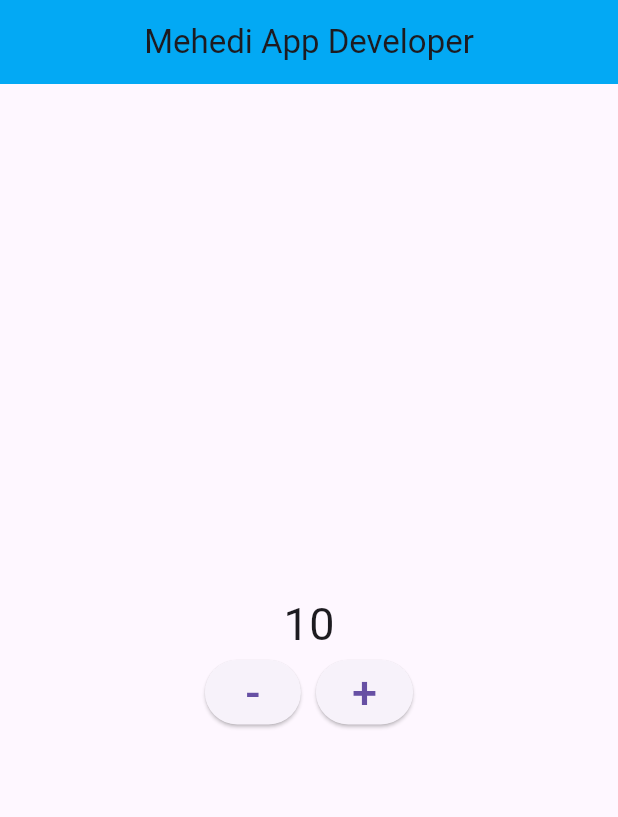
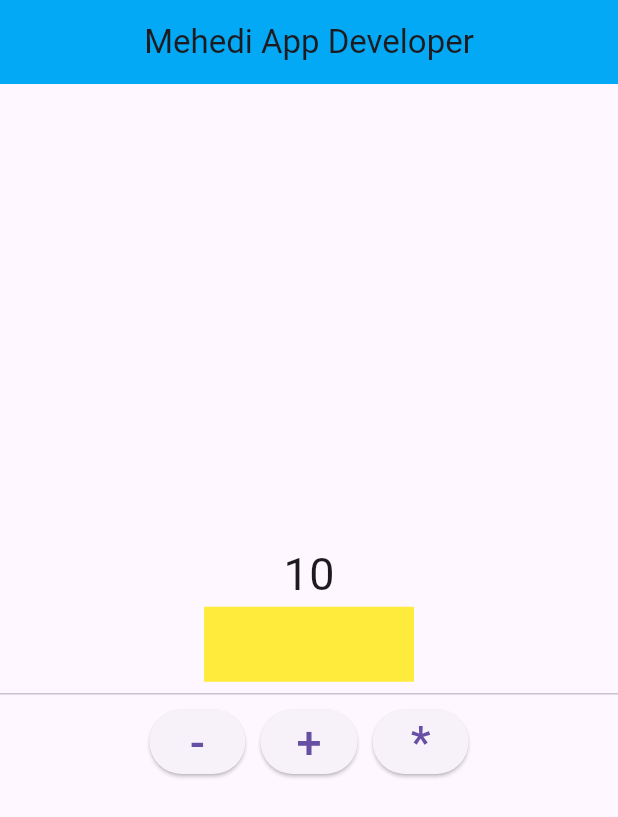
Before and after one commit to mdmehedidesktop-dotcom/simple-button-design, a Flutter app: the screen it shows after launch, on a phone screen of 412 x 824 dp. Shown: the top 817 px of the screen. Run offline on Flutter 3.47's test engine with Material 3 defaults, Android fonts, the phone set to English and light mode, and no system bars.

Commit message:
Update project

```diff
--- a/lib/button.dart
+++ b/lib/button.dart
@@ -18,6 +18,21 @@ class _BottonScreenState extends State<BottonScreen> {
           mainAxisAlignment: MainAxisAlignment.center,
           children: [
             Text("$mehedi",style: TextStyle(fontSize: 30),),
+
+
+            InkWell(
+              onDoubleTap: (){
+                mehedi=mehedi+100;
+                setState(() {});
+              },
+              child: Container(
+                height: 50,
+                width: 140,
+                color: Colors.yellow,
+
+              ),
+            ),
+            Divider(),
             Row(
               spacing: 10,
               mainAxisAlignment: MainAxisAlignment.center,
@@ -29,7 +44,14 @@ class _BottonScreenState extends State<BottonScreen> {
                 ElevatedButton(onPressed: (){
                   mehedi ++;
                   setState(() {});
-                }, child: Text("+",style: TextStyle(fontSize: 30),))
+                }, child: Text("+",style: TextStyle(fontSize: 30),)),
+                ElevatedButton(onPressed: (){},
+                    onLongPress: (){
+                      mehedi *=5;
+                      setState(() {});
+                    },
+                    child: Text("*",style: TextStyle(fontSize: 30),)),
+
               ],
             )
 
```
